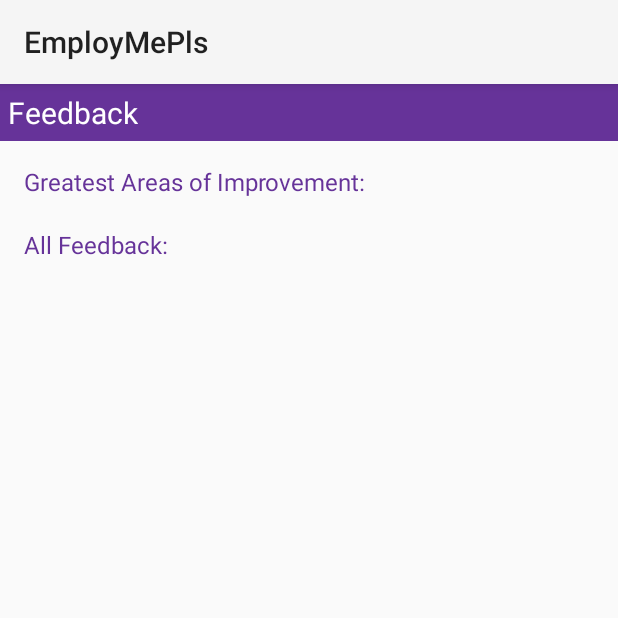
After one commit to tienl0724/employmepls, an Android app: the FeedbackActivity screen opened directly, with no data from a screen before it, on a phone screen of 412 x 824 dp, the top half of it. The commit adds this screen. Run offline under Robolectric (Android 15) with nearby library versions, the phone set to English and light mode, and no system bars; our stand-ins replace Firebase (no records; nobody signed in at launch, a user with empty details on screens opened directly).

Commit message:
Added Feedback and Application functionality to Android app

```diff
--- a/EmployMePls/app/src/main/AndroidManifest.xml
+++ b/EmployMePls/app/src/main/AndroidManifest.xml
@@ -25,6 +25,7 @@
         </activity>
         <activity android:name=".JobsActivity"/>
         <activity android:name=".AccountActivity"/>
+        <activity android:name=".FeedbackActivity"/>
     </application>
 
 </manifest>
--- /dev/null
+++ b/EmployMePls/app/src/main/java/com/example/tiara/employmepls/FeedbackActivity.java
@@ -0,0 +1,129 @@
+package com.example.tiara.employmepls;
+
+import android.content.Intent;
+import android.os.AsyncTask;
+import android.os.Bundle;
+import android.support.v7.app.AppCompatActivity;
+import android.util.Log;
+import android.widget.ListView;
+import android.widget.TextView;
+
+import com.google.firebase.auth.FirebaseAuth;
+import com.google.firebase.auth.FirebaseUser;
+import com.google.firebase.database.DataSnapshot;
+import com.google.firebase.database.DatabaseError;
+import com.google.firebase.database.DatabaseReference;
+import com.google.firebase.database.FirebaseDatabase;
+import com.google.firebase.database.ValueEventListener;
+
+import java.util.ArrayList;
+import java.util.List;
+import java.util.Map;
+
+/**
+ * Created by Tiara on 2018-01-14.
+ */
+
+public class FeedbackActivity extends AppCompatActivity {
+    private FeedbackAdapter feedbackAdapter;
+
+
+    @Override
+    public void onCreate(Bundle savedInstanceState) {
+        super.onCreate(savedInstanceState);
+        setContentView(R.layout.activity_feedback);
+
+        ((TextView)findViewById(R.id.page_title)).setText("Feedback");
+
+        feedbackAdapter = new FeedbackAdapter(this, R.layout.feedback_row, new ArrayList<Feedback>());
+        ListView feedbackListView = (ListView)findViewById(R.id.all_feedback_listview);
+        feedbackListView.setAdapter(feedbackAdapter);
+
+        // Connect to the Firebase database
+        FirebaseDatabase database = FirebaseDatabase.getInstance();
+
+        // Get a reference to the todoItems child items it the database
+        final DatabaseReference myRef = database.getReference("applications");
+        myRef.addValueEventListener(new ValueEventListener() {
+            @Override
+            public void onDataChange(DataSnapshot dataSnapshot) {
+                feedbackAdapter.clear();
+                List<Map<String, String>> data = (List<Map<String, String>>) dataSnapshot.getValue();
+                FirebaseUser user = FirebaseAuth.getInstance().getCurrentUser();
+
+                if (data == null || user == null){
+                    return;
+                }
+                for (Map<String, String> applicationEntry : data){
+                    if (user.getUid().equals(applicationEntry.get("userID"))){
+                        Feedback feedback = new Feedback();
+                        feedback.setFeedback(applicationEntry.get("feedback"));
+                        feedback.setJobName(applicationEntry.get("jobName"));
+                        feedbackAdapter.add(feedback);
+                    }
+                }
+
+                feedbackAdapter.notifyDataSetChanged();
+
+            }
+
+            @Override
+            public void onCancelled(DatabaseError databaseError) {
+                Log.d("Feedback", "database onCancelled " + databaseError.getMessage());
+            }
+        });
+    }
+
+    @Override
+    public void onBackPressed() {
+        Intent intent = new Intent(this, HomeActivity.class);
+        startActivity(intent);
+        finish();
+    }
+
+    private class GetFeedBackAsyncTask extends AsyncTask<Void, Void, Void>{
+
+        @Override
+        protected Void doInBackground(Void... voids) {
+            // Connect to the Firebase database
+            FirebaseDatabase database = FirebaseDatabase.getInstance();
+
+            // Get a reference to the todoItems child items it the database
+            final DatabaseReference myRef = database.getReference("applications");
+            myRef.addValueEventListener(new ValueEventListener() {
+                @Override
+                public void onDataChange(DataSnapshot dataSnapshot) {
+                    feedbackAdapter.clear();
+                    List<Map<String, String>> data = (List<Map<String, String>>) dataSnapshot.getValue();
+                    FirebaseUser user = FirebaseAuth.getInstance().getCurrentUser();
+
+                    if (data == null || user == null){
+                        return;
+                    }
+                    List<Feedback> feedbacks = new ArrayList<>();
+                    for (Map<String, String> applicationEntry : data){
+                        if (user.getUid().equals(applicationEntry.get("userID"))){
+                            Feedback feedback = new Feedback();
+                            feedback.setFeedback(applicationEntry.get("feedback"));
+                            feedback.setJobName(applicationEntry.get("jobName"));
+                            feedbackAdapter.add(feedback);
+                        }
+                    }
+
+                }
+
+                @Override
+                public void onCancelled(DatabaseError databaseError) {
+                    Log.d("Feedback", "database onCancelled " + databaseError.getMessage());
+                }
+            });
+            return null;
+        }
+
+        @Override
+        protected void onPostExecute(Void aVoid) {
+            feedbackAdapter.notifyDataSetChanged();
+            super.onPostExecute(aVoid);
+        }
+    }
+}
--- /dev/null
+++ b/EmployMePls/app/src/main/java/com/example/tiara/employmepls/FeedbackAdapter.java
@@ -0,0 +1,42 @@
+package com.example.tiara.employmepls;
+
+import android.content.Context;
+import android.support.annotation.NonNull;
+import android.view.LayoutInflater;
+import android.view.View;
+import android.view.ViewGroup;
+import android.widget.ArrayAdapter;
+import android.widget.TextView;
+
+import java.util.List;
+
+/**
+ * Created by Tiara on 2018-01-14.
+ */
+
+public class FeedbackAdapter extends ArrayAdapter<Feedback> {
+
+
+    public FeedbackAdapter(Context context, int resource, List<Feedback> objects) {
+        super(context, resource, objects);
+    }
+
+    @NonNull
+    @Override
+    public View getView(int position, View convertView, ViewGroup parent) {
+        View view = convertView;
+        if (view == null){
+            view = LayoutInflater.from(this.getContext()).inflate(R.layout.feedback_row, parent, false);
+        }
+
+        Feedback feedback = getItem(position);
+        if (feedback == null){
+            return view;
+        }
+
+        ((TextView)view.findViewById(R.id.feedback)).setText(feedback.getFeedback());
+        ((TextView)view.findViewById(R.id.job_name)).setText(feedback.getJobName());
+
+        return view;
+    }
+}
--- /dev/null
+++ b/EmployMePls/app/src/main/res/layout/activity_feedback.xml
@@ -0,0 +1,44 @@
+<?xml version="1.0" encoding="utf-8"?>
+<LinearLayout xmlns:android="http://schemas.android.com/apk/res/android"
+    android:orientation="vertical" android:layout_width="match_parent"
+    android:layout_height="match_parent">
+
+    <include layout="@layout/header_bar"/>
+
+    <LinearLayout
+        android:layout_width="match_parent"
+        android:layout_height="match_parent"
+        android:orientation="vertical"
+        android:padding="@dimen/activity_horizontal_margin">
+
+        <TextView
+            android:layout_width="wrap_content"
+            android:layout_height="wrap_content"
+            android:text="Greatest Areas of Improvement:"
+            android:textSize="16sp"
+            android:textColor="@color/colorPrimary"/>
+
+        <ListView
+            android:id="@+id/improvement_areas_listview"
+            android:layout_width="match_parent"
+            android:layout_height="wrap_content"/>
+
+        <TextView
+            android:layout_width="wrap_content"
+            android:layout_height="wrap_content"
+            android:text="All Feedback:"
+            android:textSize="16sp"
+            android:textColor="@color/colorPrimary"
+            android:layout_marginTop="20dp"/>
+
+        <ListView
+            android:id="@+id/all_feedback_listview"
+            android:layout_width="match_parent"
+            android:layout_height="wrap_content"
+            android:listSelector="@color/colorAccent"/>
+
+
+
+    </LinearLayout>
+
+</LinearLayout>
--- a/EmployMePls/app/src/main/res/layout/activity_jobs.xml
+++ b/EmployMePls/app/src/main/res/layout/activity_jobs.xml
@@ -25,6 +25,7 @@
         android:layout_marginTop="10dp"
         android:background="#DADFE1"
         android:padding="5dp"
+        android:clickable="true"
         android:dividerHeight="2dp"/>
 
 </LinearLayout>
--- a/EmployMePls/app/src/main/res/layout/job_row.xml
+++ b/EmployMePls/app/src/main/res/layout/job_row.xml
@@ -4,7 +4,8 @@
     android:layout_width="match_parent"
     android:layout_height="match_parent"
     android:paddingTop="2dp"
-    android:paddingBottom="2dp">
+    android:paddingBottom="2dp"
+    android:id="@+id/job_row_bg">
 
     <LinearLayout
         android:layout_width="match_parent"
```
Also changed, not shown: EmployMePls/app/src/main/java/com/example/tiara/employmepls/Feedback.java (added, +26 -0 lines), EmployMePls/app/src/main/java/com/example/tiara/employmepls/HomeActivity.java (+11 -16 lines), EmployMePls/app/src/main/java/com/example/tiara/employmepls/Job.java (+9 -0 lines), EmployMePls/app/src/main/java/com/example/tiara/employmepls/JobApplication.java (added, +53 -0 lines), EmployMePls/app/src/main/java/com/example/tiara/employmepls/JobsActivity.java (+50 -3 lines), EmployMePls/app/src/main/java/com/example/tiara/employmepls/JobsAdapter.java (+15 -13 lines), EmployMePls/app/src/main/res/layout/activity_home.xml (+13 -0 lines), EmployMePls/app/src/main/res/layout/feedback_row.xml (added, +23 -0 lines), EmployMePls/app/src/main/res/layout/job_application_dialog.xml (added, +66 -0 lines).
